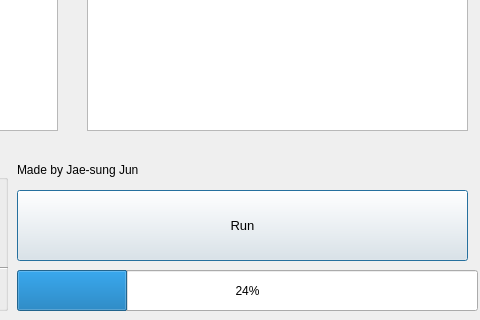
Above: GUI_Test/GUI.ui from Jaesung-Jun/Cut-And-Save-Faces before the change; both pictures show x 343 to 823 and y 280 to 600 of the 823 by 600 pixel window. Below: the same form after it.
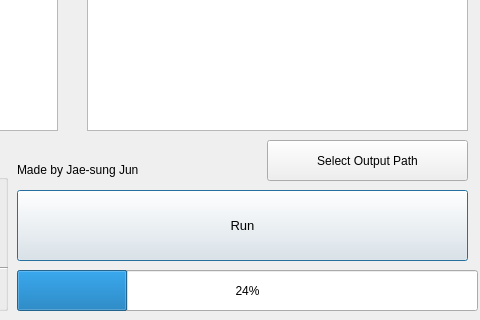
That is the form after the change.

Diff of the .ui file:
```diff
--- a/GUI_Test/GUI.ui
+++ b/GUI_Test/GUI.ui
@@ -284,6 +284,19 @@
     <string>Made by Jae-sung Jun</string>
    </property>
   </widget>
+  <widget class="QPushButton" name="output_path_select">
+   <property name="geometry">
+    <rect>
+     <x>610</x>
+     <y>420</y>
+     <width>201</width>
+     <height>41</height>
+    </rect>
+   </property>
+   <property name="text">
+    <string>Select Output Path</string>
+   </property>
+  </widget>
  </widget>
  <resources/>
  <connections/>
```
